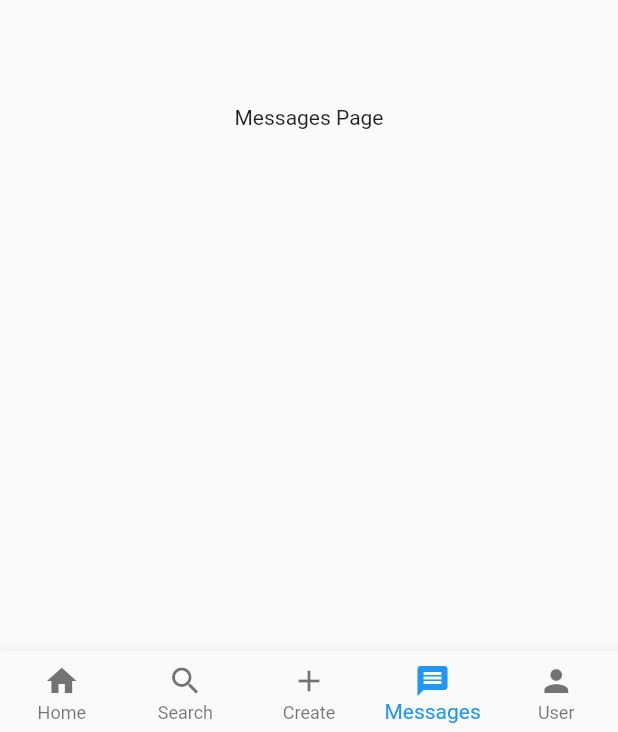
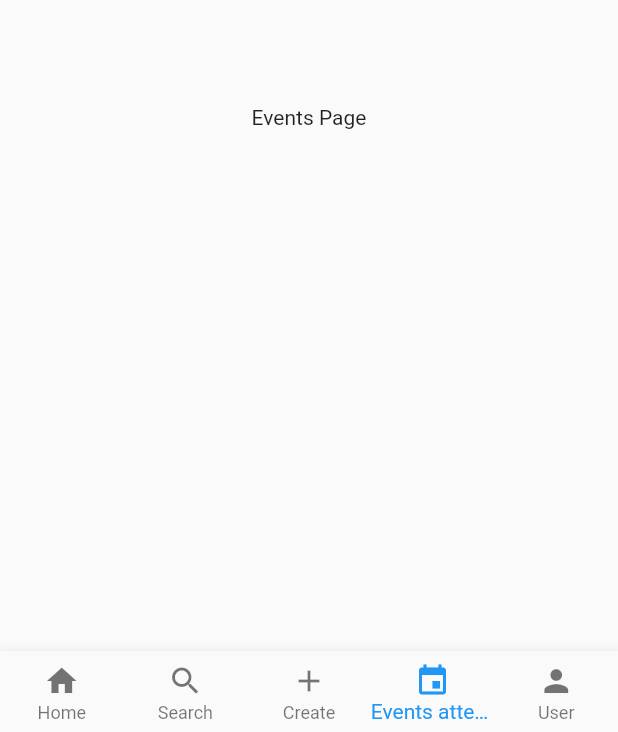
Before and after one commit to danielrr25/EventApp, a Flutter app: the HomePage screen opened directly, item 4 of the bottom bar chosen, on a phone screen of 412 x 824 dp. Shown: the part 501-1233 px from the top of the screen. Run offline on Flutter 3.47's test engine with Material 2 defaults, Android fonts, the phone set to English and light mode, and no system bars.

Commit message:
New changes

```diff
--- a/mobile/lib/home_page.dart
+++ b/mobile/lib/home_page.dart
@@ -19,7 +19,7 @@ class _HomePageState extends State<HomePage> {
 
     Center(child: Text('Search Page')),
     Center(child: Text('Create Page')),
-    Center(child: Text('Messages Page')),
+    Center(child: Text('Events Page')),
     Center(child: Text('User Page')),
   ];
 
@@ -87,8 +87,8 @@ class _HomePageState extends State<HomePage> {
             label: 'Create',
           ),
           BottomNavigationBarItem(
-            icon: Icon(Icons.message),
-            label: 'Messages',
+            icon: Icon(Icons.event),
+            label: 'Events attending',
           ),
           BottomNavigationBarItem(
             icon: Icon(Icons.person),
```
